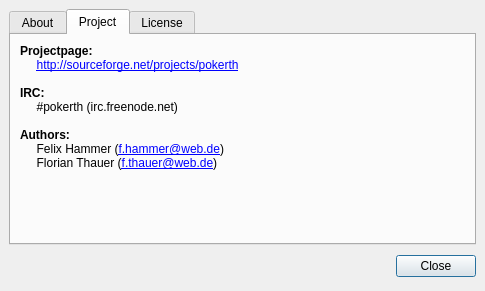
pokerth/pokerth, file src/gui/qt/aboutpokerth.ui: the form before one commit.
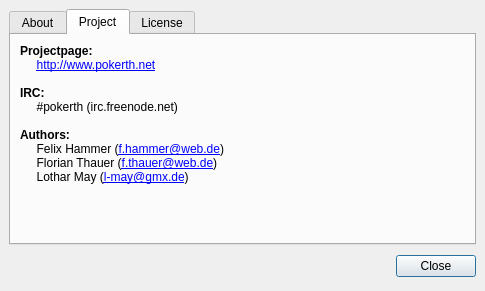
The form after the commit. The open tabs and pages were chosen to show the change.

Diff of the .ui file:
```diff
--- a/src/gui/qt/aboutpokerth.ui
+++ b/src/gui/qt/aboutpokerth.ui
@@ -90,15 +90,15 @@
 p, li { white-space: pre-wrap; }
 &lt;/style>&lt;/head>&lt;body style=" font-family:'Nimbus Sans L'; font-size:9pt; font-weight:400; font-style:normal; text-decoration:none;">
 &lt;p style=" margin-top:0px; margin-bottom:0px; margin-left:0px; margin-right:0px; -qt-block-indent:0; text-indent:0px;">&lt;span style=" font-weight:600;">Projectpage: &lt;/span>&lt;/p>
-&lt;p style=" margin-top:0px; margin-bottom:0px; margin-left:0px; margin-right:0px; -qt-block-indent:0; text-indent:0px;">     &lt;a href="http://sourceforge.net/projects/pokerth">&lt;span style=" text-decoration: underline; color:#0000ff;">http://sourceforge.net/projects/pokerth&lt;/span>&lt;/a>&lt;/p>
+&lt;p style=" margin-top:0px; margin-bottom:0px; margin-left:0px; margin-right:0px; -qt-block-indent:0; text-indent:0px;">     &lt;a href="http://www.pokerth.net">&lt;span style=" text-decoration: underline; color:#0000ff;">http://www.pokerth.net&lt;/span>&lt;/a>&lt;/p>
 &lt;p style="-qt-paragraph-type:empty; margin-top:0px; margin-bottom:0px; margin-left:0px; margin-right:0px; -qt-block-indent:0; text-indent:0px;">&lt;/p>
 &lt;p style=" margin-top:0px; margin-bottom:0px; margin-left:0px; margin-right:0px; -qt-block-indent:0; text-indent:0px;">&lt;span style=" font-weight:600;">IRC: &lt;/span>&lt;/p>
-&lt;p style=" margin-top:0px; margin-bottom:0px; margin-left:0px; margin-right:0px; -qt-block-indent:0; text-indent:0px;">     #pokerth (irc.freenode.net)&lt;/span>&lt;/p>
+&lt;p style=" margin-top:0px; margin-bottom:0px; margin-left:0px; margin-right:0px; -qt-block-indent:0; text-indent:0px;">     #pokerth (irc.freenode.net)&lt;/p>
 &lt;p style="-qt-paragraph-type:empty; margin-top:0px; margin-bottom:0px; margin-left:0px; margin-right:0px; -qt-block-indent:0; text-indent:0px;">&lt;/p>
 &lt;p style=" margin-top:0px; margin-bottom:0px; margin-left:0px; margin-right:0px; -qt-block-indent:0; text-indent:0px;">&lt;span style=" font-weight:600;">Authors: &lt;/span>&lt;/p>
 &lt;p style=" margin-top:0px; margin-bottom:0px; margin-left:0px; margin-right:0px; -qt-block-indent:0; text-indent:0px;">     Felix Hammer (&lt;a href="mailto:f.hammer@web.de">&lt;span style=" text-decoration: underline; color:#0000ff;">f.hammer@web.de&lt;/span>&lt;/a>)&lt;/p>
 &lt;p style=" margin-top:0px; margin-bottom:0px; margin-left:0px; margin-right:0px; -qt-block-indent:0; text-indent:0px;">     Florian Thauer (&lt;a href="mailto:f.thauer@web.de">&lt;span style=" text-decoration: underline; color:#0000ff;">f.thauer@web.de&lt;/span>&lt;/a>)&lt;/p>
-&lt;p style="-qt-paragraph-type:empty; margin-top:0px; margin-bottom:0px; margin-left:0px; margin-right:0px; -qt-block-indent:0; text-indent:0px;">&lt;/p>&lt;/body>&lt;/html></string>
+&lt;p style=" margin-top:0px; margin-bottom:0px; margin-left:0px; margin-right:0px; -qt-block-indent:0; text-indent:0px;">     Lothar May (&lt;a href="mailto:l-may@gmx.de">&lt;span style=" text-decoration: underline; color:#0000ff;">l-may@gmx.de&lt;/span>&lt;/a>)&lt;/p>&lt;/body>&lt;/html></string>
          </property>
         </widget>
        </item>
```
Left out of the diff: 2 changed lines with no effect on the pictures.
